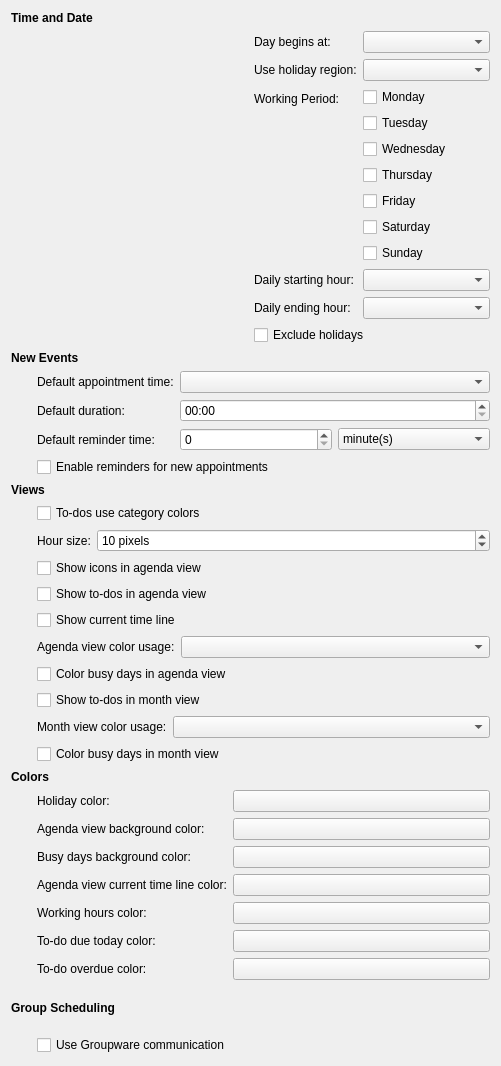
Above: mobile/calendar/configwidget.ui from chusopr/kdepim-ktimetracker-akonadi before the change. Below: the same form after it.
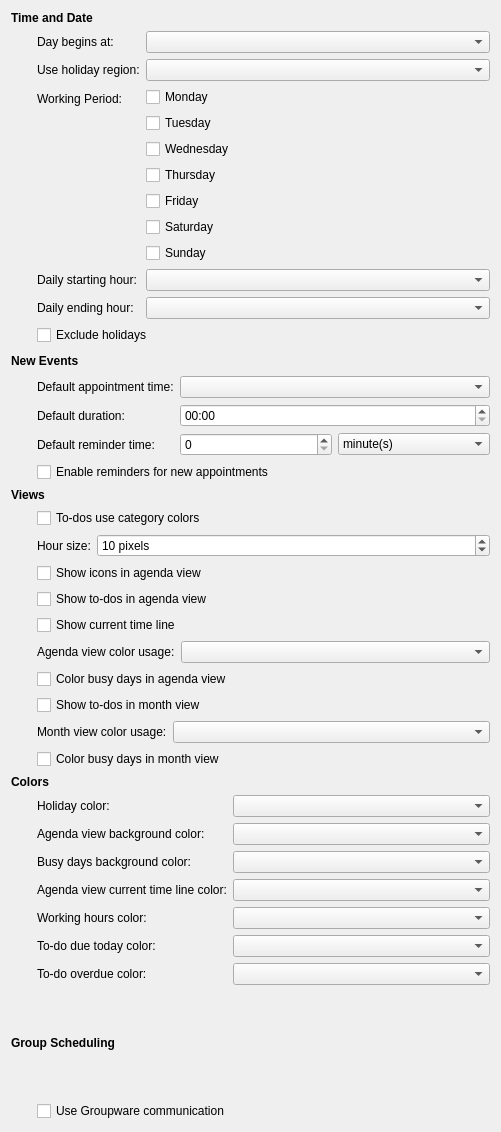
That is the form after the change. Custom widgets are drawn as their Qt base class.

Commit message: Use KColorCombo instead of KColorButton to allow the selection of colors without opening a KColorDialog.

```diff
--- a/mobile/calendar/configwidget.ui
+++ b/mobile/calendar/configwidget.ui
@@ -7,12 +7,12 @@
     <x>0</x>
     <y>0</y>
     <width>501</width>
-    <height>1066</height>
+    <height>1132</height>
    </rect>
   </property>
   <layout class="QVBoxLayout" name="verticalLayout_2">
    <item>
-    <layout class="QGridLayout" name="gridLayout">
+    <layout class="QGridLayout" name="gridLayout" columnstretch="0,1">
      <item row="0" column="0" colspan="2">
       <widget class="QLabel" name="label">
        <property name="font">
@@ -450,7 +450,7 @@
         </widget>
        </item>
        <item row="0" column="1">
-        <widget class="KColorButton" name="kcfg_HolidayColor"/>
+        <widget class="KColorCombo" name="kcfg_HolidayColor"/>
        </item>
        <item row="1" column="0">
         <widget class="QLabel" name="label_5">
@@ -460,7 +460,7 @@
         </widget>
        </item>
        <item row="1" column="1">
-        <widget class="KColorButton" name="kcfg_AgendaViewBackgroundColor"/>
+        <widget class="KColorCombo" name="kcfg_AgendaViewBackgroundColor"/>
        </item>
        <item row="2" column="0">
         <widget class="QLabel" name="label_6">
@@ -470,7 +470,7 @@
         </widget>
        </item>
        <item row="2" column="1">
-        <widget class="KColorButton" name="kcfg_BusyDaysBackgroundColor"/>
+        <widget class="KColorCombo" name="kcfg_BusyDaysBackgroundColor"/>
        </item>
        <item row="3" column="0">
         <widget class="QLabel" name="label_7">
@@ -480,7 +480,7 @@
         </widget>
        </item>
        <item row="3" column="1">
-        <widget class="KColorButton" name="kcfg_AgendaViewTimeLineColor"/>
+        <widget class="KColorCombo" name="kcfg_AgendaViewTimeLineColor"/>
        </item>
        <item row="4" column="0">
         <widget class="QLabel" name="label_8">
@@ -490,7 +490,7 @@
         </widget>
        </item>
        <item row="4" column="1">
-        <widget class="KColorButton" name="kcfg_WorkingHoursColor"/>
+        <widget class="KColorCombo" name="kcfg_WorkingHoursColor"/>
        </item>
        <item row="5" column="0">
         <widget class="QLabel" name="label_9">
@@ -500,7 +500,7 @@
         </widget>
        </item>
        <item row="5" column="1">
-        <widget class="KColorButton" name="kcfg_TodoDueColor"/>
+        <widget class="KColorCombo" name="kcfg_TodoDueColor"/>
        </item>
        <item row="6" column="0">
         <widget class="QLabel" name="label_10">
@@ -510,7 +510,7 @@
         </widget>
        </item>
        <item row="6" column="1">
-        <widget class="KColorButton" name="kcfg_TodoOverdueColor"/>
+        <widget class="KColorCombo" name="kcfg_TodoOverdueColor"/>
        </item>
       </layout>
      </item>
@@ -564,16 +564,16 @@
    <extends>QComboBox</extends>
    <header>libkdepim/ktimeedit.h</header>
   </customwidget>
+  <customwidget>
+   <class>KColorCombo</class>
+   <extends>QComboBox</extends>
+   <header>kcolorcombo.h</header>
+  </customwidget>
   <customwidget>
    <class>KComboBox</class>
    <extends>QComboBox</extends>
    <header>kcombobox.h</header>
   </customwidget>
-  <customwidget>
-   <class>KColorButton</class>
-   <extends>QPushButton</extends>
-   <header>kcolorbutton.h</header>
-  </customwidget>
  </customwidgets>
  <resources/>
  <connections/>
```
